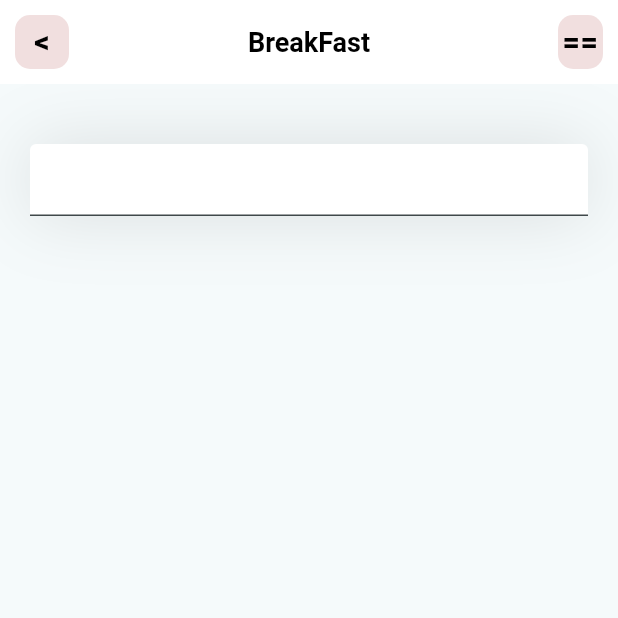
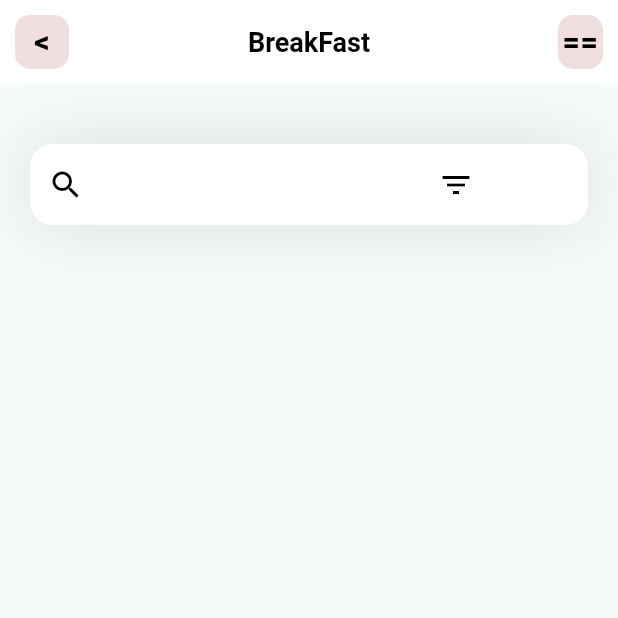
Before and after one commit to El-fouad/my_flutter_app, a Flutter app: the screen it shows after launch, on a phone screen of 412 x 824 dp, the top half of it. Run offline on Flutter 3.47's test engine with Material 2 defaults, Android fonts, the phone set to English and light mode, and no system bars.

Commit message:
search bar

```diff
--- a/lib/pages/Home.dart
+++ b/lib/pages/Home.dart
@@ -9,24 +9,44 @@ class HomePage extends StatelessWidget {
   Widget build(BuildContext context) {
     return Scaffold(
       appBar: appBar(),
-      body: Column(
-        children: [
+      body: Column(children: [
         Container(
-          margin: EdgeInsets.only(top: 40  ,  left: 20 , right: 20),
-          decoration: BoxDecoration(
-            boxShadow: [
-              BoxShadow(
+          margin: const EdgeInsets.only(top: 40, left: 20, right: 20),
+          decoration: BoxDecoration(boxShadow: [
+            BoxShadow(
                 color: Colors.black.withOpacity(0.11),
                 blurRadius: 40,
-                spreadRadius: 0.0
-              )
-            ]
-          ),
+                spreadRadius: 0.0)
+          ]),
           child: TextField(
             decoration: InputDecoration(
-              filled: true,
-              fillColor: Colors.white
-            ),
+                filled: true,
+                fillColor: Colors.white,
+                prefixIcon: const Icon(
+                  Icons.search,
+                  color: Color.fromARGB(255, 0, 0, 0),
+                  size: 24.0,
+                ),
+                suffixIcon: Container(
+                    width: 100,
+                    child: const IntrinsicHeight(
+                      child: Row(
+                        children: [
+                          Padding(
+                            padding: EdgeInsets.only(right: 0),
+                            child: Icon(
+                              Icons.filter_list_outlined,
+                              color: Color.fromARGB(255, 0, 0, 0),
+                              size: 24.0,
+                            ),
+                          ),
+                        ],
+                      ),
+                    )),
+                contentPadding: const EdgeInsets.all(15),
+                border: OutlineInputBorder(
+                    borderRadius: BorderRadius.circular(15),
+                    borderSide: BorderSide.none)),
           ),
         )
       ]),
```
